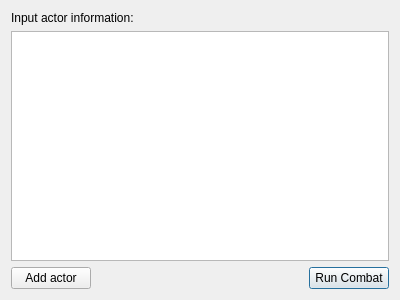
Old version of the form initiativeinput.ui in the repository karvanit/Shadowrun-Utilities.
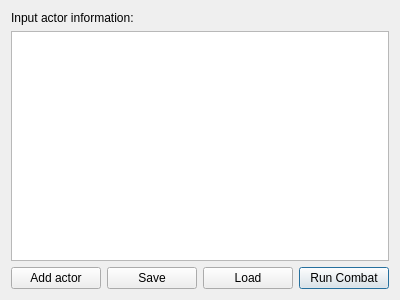
New version of the form.

Commit message:
Save / Load actor lists.
Unversioned binary file for now. This means we don't have backwards
compatibility or human readable files, but at least we don't have to type
everything all the time!

```diff
--- a/initiativeinput.ui
+++ b/initiativeinput.ui
@@ -53,17 +53,18 @@
       </widget>
      </item>
      <item>
-      <spacer name="horizontalSpacer">
-       <property name="orientation">
-        <enum>Qt::Horizontal</enum>
+      <widget class="QPushButton" name="saveActors">
+       <property name="text">
+        <string>Save</string>
        </property>
-       <property name="sizeHint" stdset="0">
-        <size>
-         <width>40</width>
-         <height>20</height>
-        </size>
+      </widget>
+     </item>
+     <item>
+      <widget class="QPushButton" name="loadActors">
+       <property name="text">
+        <string>Load</string>
        </property>
-      </spacer>
+      </widget>
      </item>
      <item>
       <widget class="QPushButton" name="runCombat">
```
Left out of the diff: 3 changed lines with no effect on the pictures. The commit also changes 7 other files.
